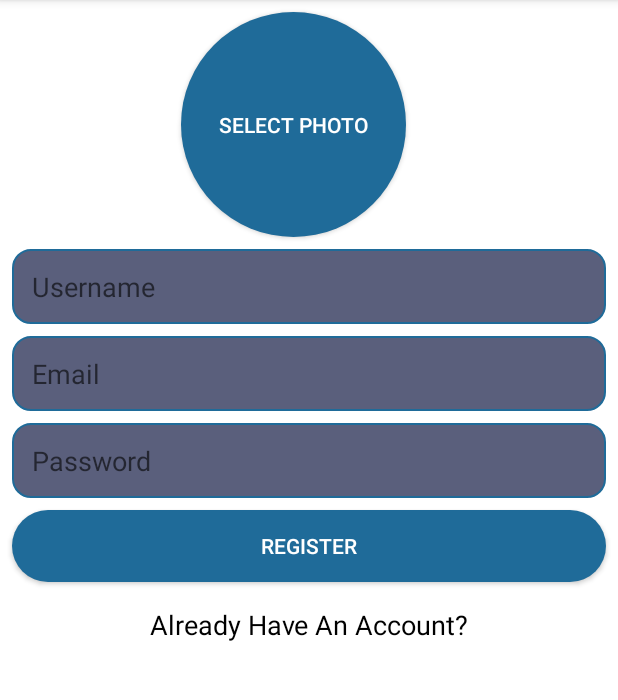
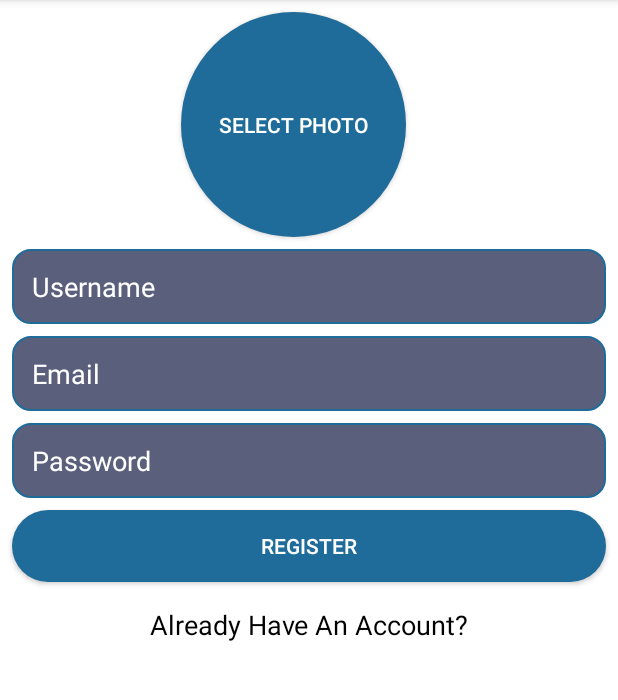
Before and after one commit to Elementonium/LesChat, an Android app: the screen it shows after launch (RegisterActivity), on a phone screen of 412 x 824 dp, the part 84-784 px from its top. Run offline under Robolectric (Android 15) with nearby library versions, the phone set to English and light mode, and no system bars; our stand-ins replace CircleImageView, Firebase (no records; nobody signed in at launch, a user with empty details on screens opened directly), Picasso; libraries missing offline, so code that uses them is left out: com.xwray.groupie; 3 statements that could not run were skipped.

Commit message:
-Fixes all issues with last update

```diff
--- a/app/src/main/java/com/les/chat/messages/ChatLogActivity.kt
+++ b/app/src/main/java/com/les/chat/messages/ChatLogActivity.kt
@@ -82,6 +82,7 @@ class ChatLogActivity : AppCompatActivity() {
         //Set the properties of ChatMessage
         val text = message_edittext_chatlog.text.toString()
         val fromId = FirebaseAuth.getInstance().uid
+        if(fromId == null || text == "") return
         val user = intent.getParcelableExtra<User>(NewMessageActivity.USER_KEY)
         val toId = user.uid
 
@@ -93,7 +94,6 @@ class ChatLogActivity : AppCompatActivity() {
 
         val latestMessageTOref = FirebaseDatabase.getInstance().getReference("/latest-messages/$toId/$fromId")
 
-        if(fromId == null) return
         val chatMessage = ChatMessage(ref.key!!,text, fromId, toId, System.currentTimeMillis()/1000)
 
         ref.setValue(chatMessage) //add node to the given reference
--- a/app/src/main/res/layout/activity_conversations.xml
+++ b/app/src/main/res/layout/activity_conversations.xml
@@ -12,6 +12,7 @@
             android:layout_height="0dp" app:layout_constraintEnd_toEndOf="parent"
             app:layout_constraintStart_toStartOf="parent"
             app:layout_constraintBottom_toBottomOf="parent"
+            android:background="@android:color/white"
             app:layoutManager="android.support.v7.widget.LinearLayoutManager"
             app:layout_constraintTop_toTopOf="parent" android:id="@+id/recyclerview_conversations"/>
 </android.support.constraint.ConstraintLayout>
--- a/app/src/main/res/layout/activity_login.xml
+++ b/app/src/main/res/layout/activity_login.xml
@@ -16,6 +16,7 @@
             android:paddingRight="13dp"
             app:layout_constraintStart_toStartOf="parent"
             android:background="@drawable/rounded_edittext_login_register"
+            android:textColorHint="@android:color/white"
             android:hint="Email" app:layout_constraintHorizontal_bias="0.0"
             android:layout_marginTop="32dp" app:layout_constraintTop_toTopOf="parent"/>
     <EditText
@@ -30,6 +31,7 @@
             android:textColor="@android:color/background_dark"
             app:layout_constraintEnd_toEndOf="@+id/email_edittext_login"
             app:layout_constraintStart_toStartOf="@+id/email_edittext_login"
+            android:textColorHint="@android:color/white"
             app:layout_constraintHorizontal_bias="0.0" android:layout_marginTop="8dp"
             app:layout_constraintTop_toBottomOf="@+id/email_edittext_login"/>
     <Button
--- a/app/src/main/res/layout/activity_register.xml
+++ b/app/src/main/res/layout/activity_register.xml
@@ -17,6 +17,7 @@
             android:background="@drawable/rounded_edittext_login_register"
             android:textColor="@android:color/background_dark"
             android:hint="@string/username" android:layout_marginEnd="8dp"
+            android:textColorHint="@android:color/white"
             app:layout_constraintEnd_toEndOf="parent" android:layout_marginStart="8dp"
             app:layout_constraintStart_toStartOf="parent" android:layout_marginTop="8dp"
             app:layout_constraintTop_toBottomOf="@+id/selectphoto_button_register" app:layout_constraintHorizontal_bias="1.0"/>
@@ -28,6 +29,7 @@
             android:id="@+id/email_edittext_register"
             android:paddingLeft="13dp"
             android:paddingRight="13dp"
+            android:textColorHint="@android:color/white"
             app:layout_constraintStart_toStartOf="@+id/username_edittext_register"
             android:layout_marginTop="8dp" app:layout_constraintTop_toBottomOf="@+id/username_edittext_register"
             app:layout_constraintEnd_toEndOf="@+id/username_edittext_register"
@@ -44,6 +46,7 @@
             app:layout_constraintEnd_toEndOf="@+id/email_edittext_register"
             app:layout_constraintStart_toStartOf="@+id/email_edittext_register"
             android:layout_marginTop="8dp" app:layout_constraintTop_toBottomOf="@+id/email_edittext_register"
+            android:textColorHint="@android:color/white"
             android:background="@drawable/rounded_edittext_login_register" android:hint="@string/password"
             android:textColor="@android:color/background_dark"/>
     <Button
@@ -55,6 +58,7 @@
             android:background="@drawable/rounded_button"
             app:layout_constraintStart_toStartOf="@+id/password_edittext_register"
             android:layout_marginTop="8dp"
+            android:textColorHint="@android:color/white"
             app:layout_constraintTop_toBottomOf="@+id/password_edittext_register"
             android:textColor="@color/common_google_signin_btn_text_dark_default"/>
     <TextView
--- a/app/src/main/res/layout/chat_recieved_row.xml
+++ b/app/src/main/res/layout/chat_recieved_row.xml
@@ -12,6 +12,7 @@
             android:background="@drawable/rounded_edittext_login_register"
             android:maxWidth="240dp"
             android:layout_marginTop="8dp"
+            android:textColor="@android:color/white"
             app:layout_constraintTop_toTopOf="@+id/message_imageview_recieved" app:layout_constraintStart_toEndOf="@+id/message_imageview_recieved"
             android:layout_marginStart="8dp"
             android:paddingLeft="6dp"
@@ -22,6 +23,6 @@
             android:layout_width="50dp"
             android:layout_height="50dp" tools:srcCompat="@tools:sample/avatars[11]"
             tools:layout_editor_absoluteY="5dp" android:id="@+id/message_imageview_recieved"
-            app:layout_constraintStart_toStartOf="parent" android:layout_marginStart="8dp"
-    app:layout_constraintEnd_toEndOf="parent"/>
+            app:layout_constraintStart_toStartOf="parent"
+            android:layout_marginStart="8dp"/>
 </android.support.constraint.ConstraintLayout>
--- a/app/src/main/res/layout/chat_sent_row.xml
+++ b/app/src/main/res/layout/chat_sent_row.xml
@@ -12,6 +12,7 @@
             android:background="@drawable/rounded_edittext_login_register"
             android:maxWidth="240dp"
             android:layout_marginEnd="8dp"
+            android:textColor="@android:color/white"
             app:layout_constraintEnd_toStartOf="@+id/message_imageview_sent" android:layout_marginTop="8dp"
             app:layout_constraintTop_toTopOf="@+id/message_imageview_sent"
             android:paddingLeft="6dp"
--- a/app/src/main/res/layout/conversations_row.xml
+++ b/app/src/main/res/layout/conversations_row.xml
@@ -9,7 +9,7 @@
             android:layout_width="70dp"
             android:layout_height="70dp" tools:srcCompat="@tools:sample/avatars[9]"
             android:id="@+id/dp_imageview_conversations"
-            app:layout_constraintStart_toStartOf="parent" android:layout_marginStart="24dp"
+            app:layout_constraintStart_toStartOf="parent" android:layout_marginStart="8dp"
             android:layout_marginTop="8dp" app:layout_constraintTop_toTopOf="parent" android:layout_marginBottom="8dp"
             app:layout_constraintBottom_toBottomOf="parent"/>
     <TextView
```
